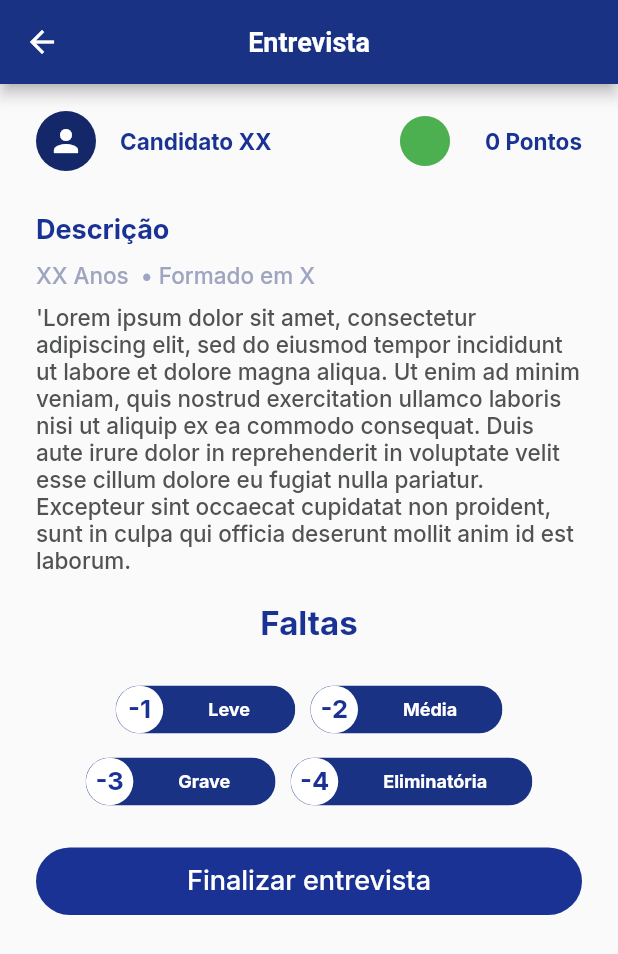
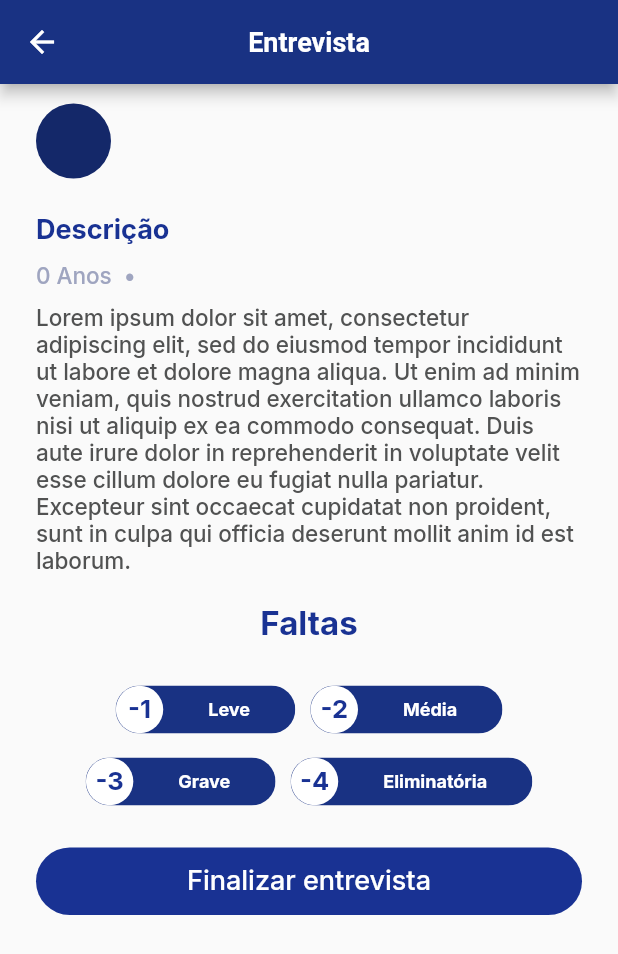
Before and after one commit to alvarobcprado/flutter-rh-recruit, a Flutter app: the InterviewPage screen opened directly with empty values, on a phone screen of 412 x 824 dp. Shown: the top 954 px of the screen. Run offline on Flutter 3.47's test engine with Material 2 defaults, Android fonts, the light colour scheme and no system bars; our stand-ins replace google_fonts, signature.

Commit message:
use candidate data on the interview page

```diff
--- a/lib/pages/interview/interview-page.dart
+++ b/lib/pages/interview/interview-page.dart
@@ -27,15 +27,15 @@ class _InterviewPageState extends State<InterviewPage> {
           padding: EdgeInsets.symmetric(horizontal: 24),
           children: <Widget>[
             SizedBox(height: 10),
-            buildCandidateInfo(),
+            buildCandidateInfo(candidate),
             SizedBox(height: 20),
-            buildCandidatePresentation(),
+            buildCandidatePresentation(candidate),
             SizedBox(height: 20),
             buildFaultText(),
             SizedBox(height: 20),
             buildFaultsBtn(context),
             SizedBox(height: 20),
-            buildFinishBtn(context)
+            buildFinishBtn(context, candidate)
           ],
         ),
       ),
--- a/lib/pages/interview/widgets/interview-widgets.dart
+++ b/lib/pages/interview/widgets/interview-widgets.dart
@@ -1,35 +1,19 @@
 import 'package:flutter/material.dart';
 import 'package:rhrecruit/core/core.dart';
+import 'package:rhrecruit/data/candidate-data.dart';
 
-Widget buildCandidateInfo() {
+Widget buildCandidateInfo(Candidate candidate) {
   return ListTile(
     contentPadding: EdgeInsets.zero,
-    leading: CircleAvatar(
-      child: Icon(Icons.person),
-    ),
+    leading: candidate.avatar,
     title: Text(
-      "Candidato XX",
+      candidate.name,
       style: AppTextStyles.heading15,
-    ),
-    trailing: Row(
-      mainAxisSize: MainAxisSize.min,
-      children: [
-        Icon(
-          Icons.circle,
-          color: Colors.green,
-          size: 40,
-        ),
-        SizedBox(width: 20),
-        Text(
-          '0 Pontos',
-          style: AppTextStyles.heading15,
-        ),
-      ],
     ),
   );
 }
 
-Widget buildCandidatePresentation() {
+Widget buildCandidatePresentation(Candidate candidate) {
   return Column(
     crossAxisAlignment: CrossAxisAlignment.start,
     children: [
@@ -39,12 +23,12 @@ Widget buildCandidatePresentation() {
       ),
       SizedBox(height: 10),
       Text(
-        'XX Anos  • Formado em X',
+        '${candidate.age} Anos  • ${candidate.qualification}',
         style: AppTextStyles.bodyLightGrey,
       ),
       SizedBox(height: 10),
       Text(
-        "'Lorem ipsum dolor sit amet, consectetur adipiscing elit, sed do eiusmod tempor incididunt ut labore et dolore magna aliqua. Ut enim ad minim veniam, quis nostrud exercitation ullamco laboris nisi ut aliquip ex ea commodo consequat. Duis aute irure dolor in reprehenderit in voluptate velit esse cillum dolore eu fugiat nulla pariatur. Excepteur sint occaecat cupidatat non proident, sunt in culpa qui officia deserunt mollit anim id est laborum.",
+        '${candidate.presentation}',
         style: AppTextStyles.body,
       ),
     ],
@@ -94,7 +78,7 @@ Widget buildFaultsBtn(BuildContext context) {
   );
 }
 
-Widget buildFinishBtn(BuildContext context) {
+Widget buildFinishBtn(BuildContext context, Candidate candidate) {
   return Container(
     width: double.infinity,
     height: 45,
@@ -115,7 +99,8 @@ Widget buildFinishBtn(BuildContext context) {
         ),
       ),
       onPressed: () {
-        Navigator.pop(context);
+        candidate.changeInterviewed = true;
+        Navigator.pop(context, true);
       },
       child: Text(
         'Finalizar entrevista',
```
